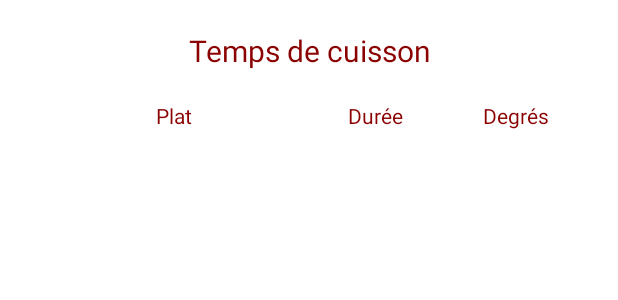
After one commit to Aaravoss/Appli_android_cuisson_plat, an Android app: the layout page_afficher.xml on its own in the app's theme, with its tools: preview values and no code run, on a phone screen of 412 x 824 dp. The commit adds this screen. Shown: the top 300 px of the screen. Run offline under Robolectric (Android 15) with nearby library versions, the phone set to English and light mode, and no system bars.

Commit message:
commencement  fix 'onglet'

```diff
--- a/AppCuisson/app/build.gradle
+++ b/AppCuisson/app/build.gradle
@@ -35,4 +35,5 @@ dependencies {
     testImplementation 'junit:junit:4.13.2'
     androidTestImplementation 'androidx.test.ext:junit:1.1.3'
     androidTestImplementation 'androidx.test.espresso:espresso-core:3.4.0'
+    compile 'com.android.support:design:26.1.0'
 }
--- /dev/null
+++ b/AppCuisson/app/src/main/res/layout/page_afficher.xml
@@ -0,0 +1,42 @@
+<?xml version="1.0" encoding="utf-8"?>
+<TableLayout xmlns:android="http://schemas.android.com/apk/res/android"
+    xmlns:tools="http://schemas.android.com/tools"
+    android:layout_width="match_parent"
+    android:layout_height="match_parent"
+    tools:context=".MainActivity"
+    android:orientation="vertical"
+    android:stretchColumns="1">
+
+    <TextView
+        android:text="@string/text_afficher_titre"
+        style="@style/titre"
+        />
+
+    <TableRow
+        >
+        <TextView
+            android:gravity="center"
+            android:text="@string/text_afficher_plat"
+            android:layout_column="1"
+            android:layout_span="2"
+            style="@style/afficher_TextView"
+            />
+
+        <TextView
+            android:text="@string/text_afficher_duree"
+            android:layout_column="1"
+            style="@style/afficher_TextView"
+            />
+
+        <TextView
+            android:text="@string/text_afficher_degre"
+            android:layout_column="2"
+            style="@style/afficher_TextView"
+            />
+    </TableRow>
+
+    <ListView
+        style="@style/list_plats"
+        />
+
+</TableLayout>
--- a/AppCuisson/build.gradle
+++ b/AppCuisson/build.gradle
@@ -1,7 +1,7 @@
 // Top-level build file where you can add configuration options common to all sub-projects/modules.
 plugins {
-    id 'com.android.application' version '7.1.0' apply false
-    id 'com.android.library' version '7.1.0' apply false
+    id 'com.android.application' version '7.1.2' apply false
+    id 'com.android.library' version '7.1.2' apply false
 }
 
 task clean(type: Delete) {
```
Also changed, not shown: AppCuisson/app/src/main/java/com/example/tds/MainActivity.java (+24 -3 lines), AppCuisson/app/src/main/java/com/example/tds/outils/PageAdapter.java (added, +27 -0 lines), AppCuisson/app/src/main/res/layout/activity_main.xml (+18 -36 lines).
